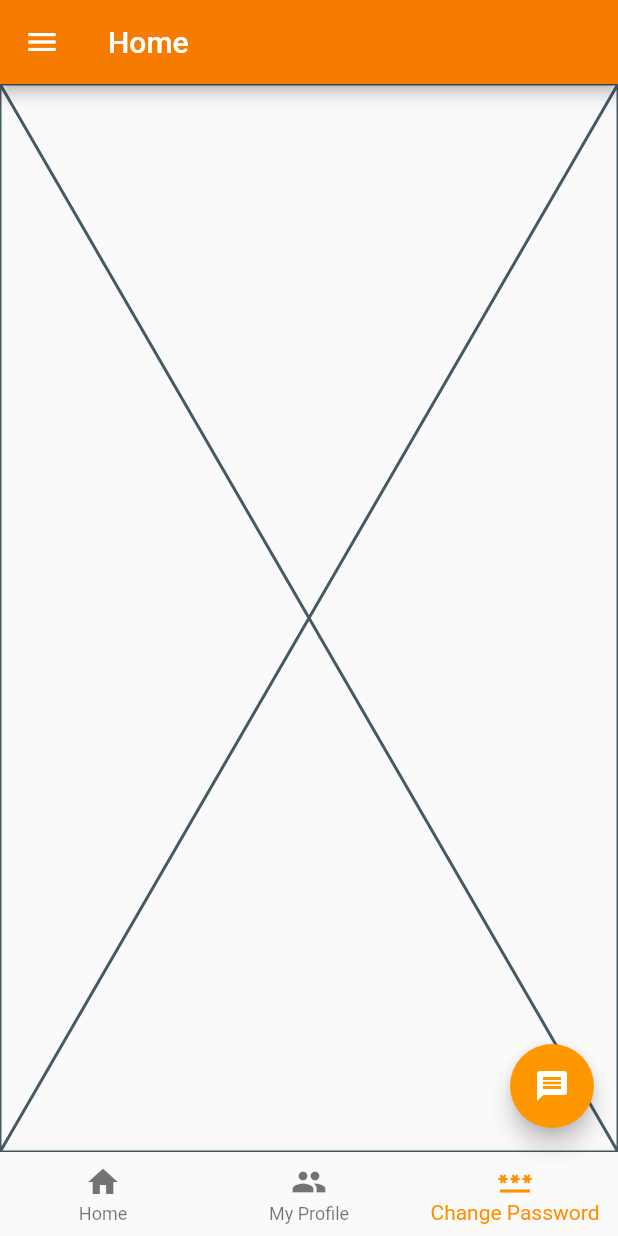
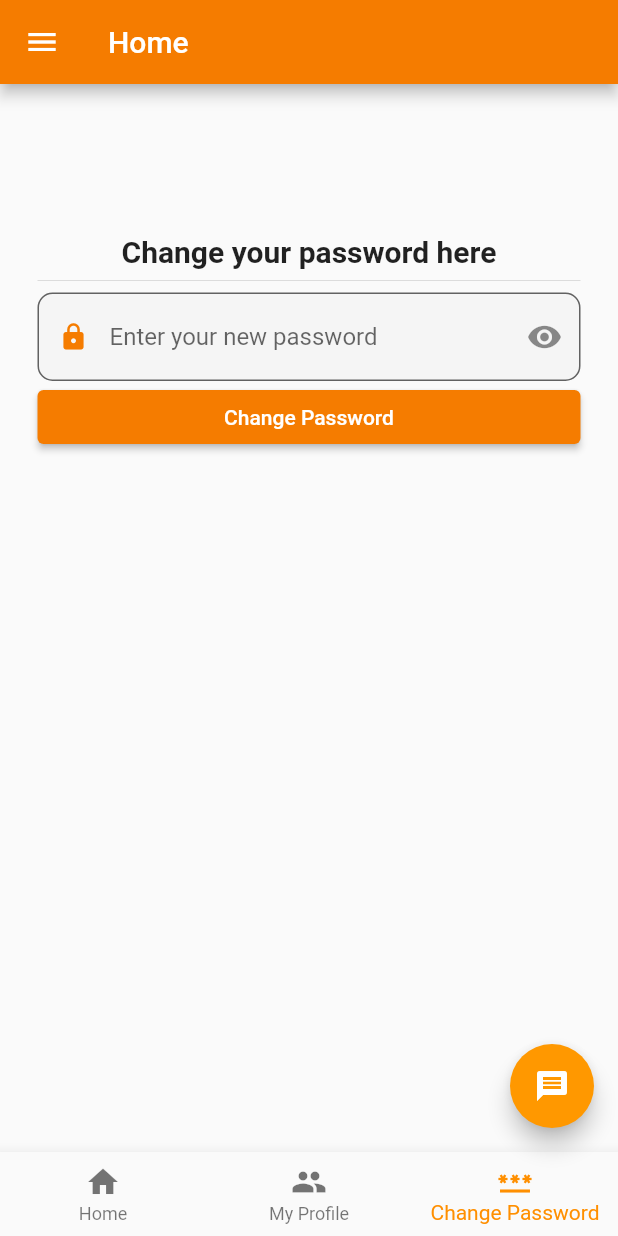
Before and after one commit to MrJung988/My_Flutter_App, a Flutter app: the Home screen opened by its route, item 3 of the bottom bar chosen, on a phone screen of 412 x 824 dp. Run offline on Flutter 3.47's test engine with Material 2 defaults, Android fonts, the phone set to English and light mode, and no system bars; our stand-ins replace firebase_auth, firebase_core; missing offline and left inert: draggable_fab; accounts and stored records are empty.

Commit message:
Change password ui added

```diff
--- a/lib/auth/login.dart
+++ b/lib/auth/login.dart
@@ -28,7 +28,7 @@ class _LoginState extends State<Login> {
       print("User has logged in successfully");
       ScaffoldMessenger.of(context).showSnackBar(
         SnackBar(
-          backgroundColor: Colors.greenAccent,
+        backgroundColor: Colors.greenAccent,
           content: Text(
             "User has logged in successfully",
             style: TextStyle(
--- a/lib/home/change_password.dart
+++ b/lib/home/change_password.dart
@@ -1,4 +1,5 @@
 import 'package:flutter/material.dart';
+import 'package:my_flutter_first_app/widgets/PrimaryTextForm.dart';
 
 class ChangePassword extends StatefulWidget {
   const ChangePassword({super.key});
@@ -8,8 +9,73 @@ class ChangePassword extends StatefulWidget {
 }
 
 class _ChangePasswordState extends State<ChangePassword> {
+  final _formKey = GlobalKey<FormState>();
+
+  var new_password = "";
+  bool tempObscureText = true;
+
+  // Controller
+  final newPasswordController = TextEditingController();
+
   @override
   Widget build(BuildContext context) {
-    return const Placeholder();
+    return Form(
+      // key: _formKey,
+      child: Padding(
+        padding: EdgeInsets.symmetric(
+          horizontal: 25,
+          vertical: 100,
+        ),
+        child: ListView(
+          children: [
+            Container(
+              child: Column(
+                mainAxisAlignment: MainAxisAlignment.center,
+                children: [
+                  Text(
+                    "Change your password here",
+                    style: TextStyle(
+                      fontSize: 20.0,
+                      fontWeight: FontWeight.bold,
+                    ),
+                  ),
+                  Divider(),
+                  PrimaryTextForm(
+                      hintText: 'Enter your new password',
+                      obscureText: tempObscureText,
+                      prefixIcon: Icons.lock,
+                      suffixIcon: InkWell(
+                        onTap: () {
+                          setState(() {
+                            tempObscureText = !tempObscureText;
+                          });
+                        },
+                        child: Icon(tempObscureText
+                            ? Icons.visibility
+                            : Icons.visibility_off),
+                      ),
+                      controller: newPasswordController,
+                      validator: (value) {
+                        if (value?.isEmpty ?? true) {
+                          return "Please enter your new password";
+                        }
+                      }),
+                  SizedBox(
+                    width: double.infinity,
+                    child: ElevatedButton(
+                      onPressed: () {},
+                      child: Text("Change Password"),
+                      style: ElevatedButton.styleFrom(
+                        primary: Colors.orange[700],
+                      ),
+                    ),
+                  ),
+                ],
+              ),
+            ),
+          ],
+        ),
+      ),
+    );
   }
 }
```
